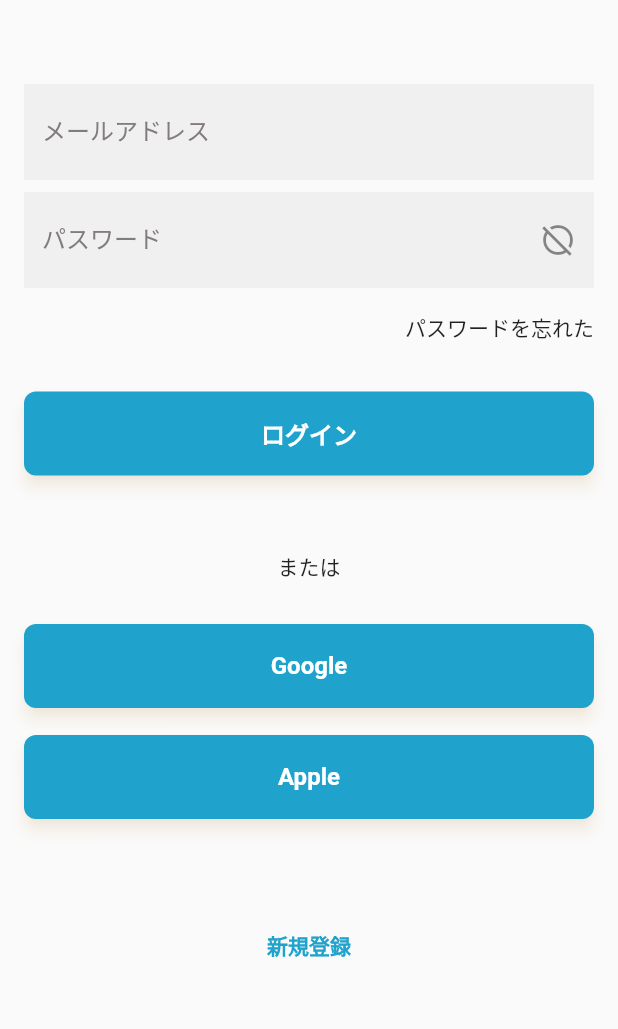
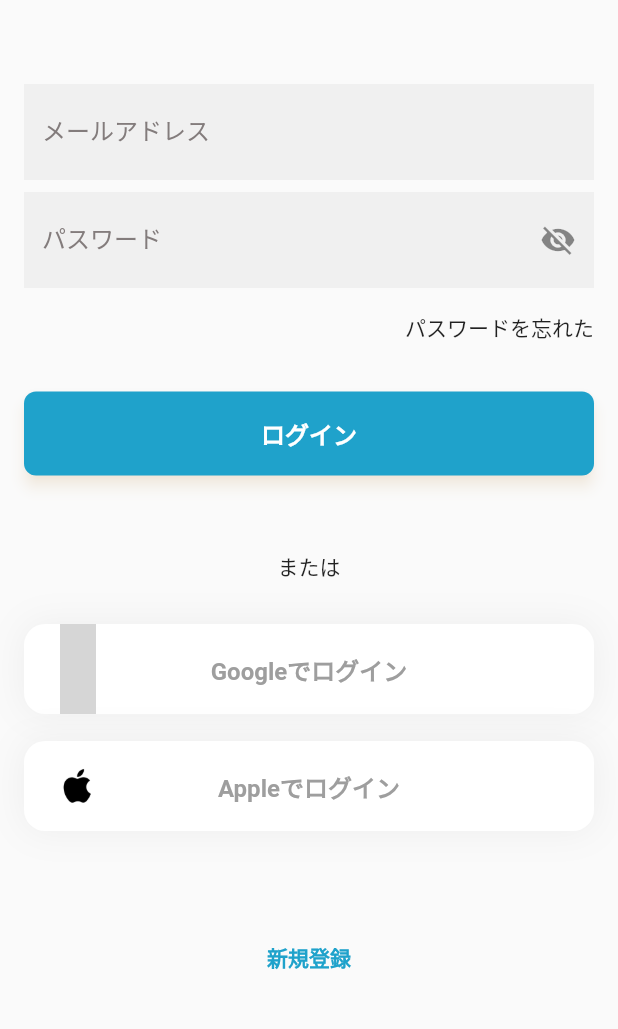
Before and after one commit to yuuya-1205/kurumo_app, a Flutter app: the screen it shows after launch, on a phone screen of 412 x 824 dp, the part 204-1233 px from its top. Run offline on Flutter 3.47's test engine with Material 2 defaults, Android fonts, the phone set to English and light mode, and no system bars; our stand-ins replace cloud_firestore, firebase_auth, firebase_core, fluttertoast, font_awesome_flutter, freezed_annotation and 2 more; accounts and stored records are empty; grey boxes are pictures that could not be loaded.

Commit message:
fix: ログインページ修正

```diff
--- /dev/null
+++ b/lib/views/components/button_list_tile.dart
@@ -0,0 +1,55 @@
+import 'package:flutter/material.dart';
+
+class ButtonListTile extends StatelessWidget {
+  const ButtonListTile({
+    super.key,
+    this.onTap,
+    required this.label,
+    required this.leadingAssetPath,
+  });
+  final VoidCallback? onTap;
+  final String label;
+  final String leadingAssetPath;
+
+  @override
+  Widget build(BuildContext context) {
+    const iconSize = 24.0;
+    return InkWell(
+      onTap: onTap,
+      child: Container(
+        decoration: const BoxDecoration(
+          borderRadius: BorderRadius.all(Radius.circular(14)),
+          color: Colors.white,
+          boxShadow: [
+            BoxShadow(
+                color: Color(0xffeeeeee), spreadRadius: 1, blurRadius: 20),
+          ],
+        ),
+        height: 60,
+        width: double.infinity,
+        // ListTile だと 文字が中央にならないので Column と Stack を使う
+        child: Stack(
+          children: [
+            Row(children: [
+              const SizedBox(height: double.infinity, width: iconSize),
+              SizedBox(
+                height: double.infinity,
+                width: iconSize,
+                child: Image.asset(leadingAssetPath),
+              ),
+            ]),
+            Center(
+                child: Text(
+              label,
+              style: const TextStyle(
+                color: Colors.grey,
+                fontSize: 16,
+                fontWeight: FontWeight.bold,
+              ),
+            )),
+          ],
+        ),
+      ),
+    );
+  }
+}
--- a/lib/views/pages/auth/login_page.dart
+++ b/lib/views/pages/auth/login_page.dart
@@ -2,6 +2,7 @@
 import 'package:flutter/material.dart';
 import 'package:kurumo_app/util/color.dart';
 import 'package:kurumo_app/views/components/button.dart';
+import 'package:kurumo_app/views/components/button_list_tile.dart';
 import 'package:kurumo_app/views/components/input_form.dart';
 import 'package:kurumo_app/views/home_page.dart';
 import 'package:kurumo_app/views/pages/auth/register_select_page.dart';
@@ -26,6 +27,7 @@
   final _formKey = GlobalKey<FormState>();
   final emailController = TextEditingController();
   final passwordController = TextEditingController();
+  bool _showPassword = false;
 
   @override
   void dispose() {
@@ -33,6 +35,10 @@
     passwordController.dispose();
     // TODO: implement dispose
     super.dispose();
+  }
+
+  _toggleShowPassword() {
+    setState(() => _showPassword = !_showPassword);
   }
 
   @override
@@ -76,11 +82,25 @@
                   const SizedBox(
                     height: 8,
                   ),
-                  InputForm(
+                  TextFormField(
                     controller: passwordController,
-                    suffixIcon: Icons.hide_source_outlined,
-                    hintText: "パスワード",
-                    labelText: "パスワード",
+                    decoration: InputDecoration(
+                      hintText: "パスワード",
+                      fillColor: fillGray,
+                      filled: true,
+                      border: InputBorder.none,
+                      labelText: "パスワード",
+                      labelStyle: const TextStyle(
+                        color: textGray,
+                      ),
+                      suffixIcon: IconButton(
+                        onPressed: _toggleShowPassword,
+                        icon: const Icon(Icons.visibility_off),
+                      ),
+                    ),
+                    obscureText: _showPassword,
+                    focusNode: FocusNode(),
+                    autovalidateMode: AutovalidateMode.onUserInteraction,
                     validator: (value) {
                       if (value!.isEmpty) {
                         return 'パスワードを入力してください';
@@ -134,18 +154,16 @@
                   const SizedBox(
                     height: 28,
                   ),
-                  Button(
-                    onPressed: () {},
-                    backgroundColor: primary,
-                    label: "Google",
+                  const ButtonListTile(
+                    label: 'Googleでログイン',
+                    leadingAssetPath: 'assets/images/google.png',
                   ),
                   const SizedBox(
                     height: 18,
                   ),
-                  Button(
-                    onPressed: () {},
-                    backgroundColor: primary,
-                    label: "Apple",
+                  const ButtonListTile(
+                    label: 'Appleでログイン',
+                    leadingAssetPath: 'assets/images/apple_copy.png',
                   ),
                   const SizedBox(
                     height: 74,
```
Also changed, not shown: lib/views/pages/auth/register_select_device_page.dart (+9 -24 lines), assets/images/Apple.png (deleted), assets/images/Google.png, assets/images/apple_copy.png (added).
